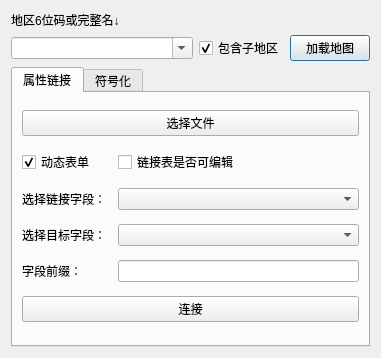
Before: the Qt Designer form quick_mapping_dialog_base.ui in DeadPoetSpoon/QuickMapping, drawn with Qt 5.
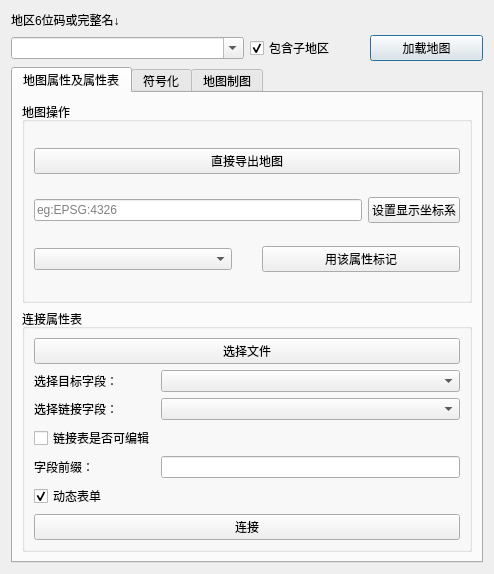
After: the same form once the commit is applied. The open tabs and pages were chosen to show the change.

Commit message: 作业完成,但是插件之路漫漫

```diff
--- a/quick_mapping_dialog_base.ui
+++ b/quick_mapping_dialog_base.ui
@@ -6,21 +6,18 @@
    <rect>
     <x>0</x>
     <y>0</y>
-    <width>381</width>
-    <height>358</height>
+    <width>494</width>
+    <height>574</height>
    </rect>
   </property>
   <property name="windowTitle">
    <string>快速制图</string>
   </property>
   <layout class="QGridLayout" name="gridLayout">
-   <item row="1" column="2">
-    <widget class="QCheckBox" name="cb_include">
+   <item row="0" column="0">
+    <widget class="QLabel" name="label_3">
      <property name="text">
-      <string>包含子地区</string>
-     </property>
-     <property name="checked">
-      <bool>true</bool>
+      <string>地区6位码或完整名↓</string>
      </property>
     </widget>
    </item>
@@ -34,6 +31,16 @@
      </property>
     </widget>
    </item>
+   <item row="1" column="2">
+    <widget class="QCheckBox" name="cb_include">
+     <property name="text">
+      <string>包含子地区</string>
+     </property>
+     <property name="checked">
+      <bool>true</bool>
+     </property>
+    </widget>
+   </item>
    <item row="1" column="0" colspan="2">
     <widget class="QComboBox" name="cbb_search">
      <property name="editable">
@@ -44,44 +51,109 @@
    <item row="2" column="0" colspan="4">
     <widget class="QTabWidget" name="tabWidget">
      <property name="currentIndex">
-      <number>1</number>
+      <number>0</number>
      </property>
      <widget class="QWidget" name="attr">
       <attribute name="title">
-       <string>属性链接</string>
+       <string>地图属性及属性表</string>
       </attribute>
+      <layout class="QVBoxLayout" name="verticalLayout">
+       <item>
+        <widget class="QGroupBox" name="groupBox_2">
+         <property name="title">
+          <string>地图操作</string>
+         </property>
       <layout class="QGridLayout" name="gridLayout_2">
-       <item row="4" column="2">
-        <widget class="QComboBox" name="cbb_targetfield"/>
-       </item>
-       <item row="3" column="0">
+          <item row="1" column="0">
+           <widget class="QLineEdit" name="le_CRS">
+            <property name="placeholderText">
+             <string>eg:EPSG:4326</string>
+            </property>
+           </widget>
+          </item>
+          <item row="1" column="1">
+           <widget class="QPushButton" name="pb_setCRS">
+            <property name="text">
+             <string>设置显示坐标系</string>
+            </property>
+           </widget>
+          </item>
+          <item row="2" column="0" colspan="2">
+           <layout class="QHBoxLayout" name="horizontalLayout">
+            <property name="spacing">
+             <number>30</number>
+            </property>
+            <item>
+             <widget class="QComboBox" name="cbb_labelingfield">
+              <property name="sizeAdjustPolicy">
+               <enum>QComboBox::AdjustToContents</enum>
+              </property>
+             </widget>
+            </item>
+            <item>
+             <widget class="QPushButton" name="pb_labeling">
+              <property name="text">
+               <string>用该属性标记</string>
+              </property>
+             </widget>
+            </item>
+           </layout>
+          </item>
+          <item row="0" column="0" colspan="2">
+           <widget class="QPushButton" name="pb_exportD">
+            <property name="text">
+             <string>直接导出地图</string>
+            </property>
+           </widget>
+          </item>
+         </layout>
+        </widget>
+       </item>
+       <item>
+        <widget class="QGroupBox" name="groupBox">
+         <property name="title">
+          <string>连接属性表</string>
+         </property>
+         <layout class="QGridLayout" name="gridLayout_4">
+          <item row="1" column="1">
+           <widget class="QComboBox" name="cbb_targetfield">
+            <property name="sizeAdjustPolicy">
+             <enum>QComboBox::AdjustToContents</enum>
+            </property>
+           </widget>
+          </item>
+          <item row="2" column="0">
         <widget class="QLabel" name="l_joinlayerField">
          <property name="text">
           <string>选择链接字段：</string>
          </property>
         </widget>
        </item>
-       <item row="5" column="2">
-        <widget class="QLineEdit" name="le_pre"/>
-       </item>
-       <item row="4" column="0">
+          <item row="3" column="0">
+           <widget class="QCheckBox" name="cb_editable">
+            <property name="text">
+             <string>链接表是否可编辑</string>
+            </property>
+            <property name="checked">
+             <bool>false</bool>
+            </property>
+           </widget>
+          </item>
+          <item row="6" column="0" colspan="2">
+           <widget class="QPushButton" name="pb_joinattr">
+            <property name="text">
+             <string>连接</string>
+            </property>
+           </widget>
+          </item>
+          <item row="1" column="0">
         <widget class="QLabel" name="label_2">
          <property name="text">
           <string>选择目标字段：</string>
          </property>
         </widget>
        </item>
-       <item row="0" column="0" colspan="3">
-        <widget class="QPushButton" name="pb_join">
-         <property name="text">
-          <string>选择文件</string>
-         </property>
-        </widget>
-       </item>
-       <item row="3" column="2">
-        <widget class="QComboBox" name="cbb_joinfield"/>
-       </item>
-       <item row="1" column="0">
+          <item row="5" column="0">
         <widget class="QCheckBox" name="cb_dynamic">
          <property name="text">
           <string>动态表单</string>
@@ -91,28 +163,31 @@
          </property>
         </widget>
        </item>
-       <item row="5" column="0">
+          <item row="4" column="0">
         <widget class="QLabel" name="label">
          <property name="text">
           <string>字段前缀：</string>
          </property>
         </widget>
        </item>
-       <item row="1" column="2">
-        <widget class="QCheckBox" name="cb_editable">
-         <property name="text">
-          <string>链接表是否可编辑</string>
-         </property>
-         <property name="checked">
-          <bool>false</bool>
-         </property>
-        </widget>
-       </item>
-       <item row="6" column="0" colspan="3">
-        <widget class="QPushButton" name="pb_joinattr">
+          <item row="4" column="1">
+           <widget class="QLineEdit" name="le_pre"/>
+          </item>
+          <item row="2" column="1">
+           <widget class="QComboBox" name="cbb_joinfield">
+            <property name="sizeAdjustPolicy">
+             <enum>QComboBox::AdjustToContents</enum>
+            </property>
+           </widget>
+          </item>
+          <item row="0" column="0" colspan="2">
+           <widget class="QPushButton" name="pb_join">
          <property name="text">
-          <string>连接</string>
-         </property>
+             <string>选择文件</string>
+            </property>
+           </widget>
+          </item>
+         </layout>
         </widget>
        </item>
       </layout>
@@ -121,27 +196,95 @@
       <attribute name="title">
        <string>符号化</string>
       </attribute>
-      <widget class="QPushButton" name="pb_single">
+      <layout class="QGridLayout" name="gridLayout_3">
+       <item row="1" column="0">
+        <widget class="QPushButton" name="pb_symbolize">
+         <property name="text">
+          <string>设置属性</string>
+         </property>
+        </widget>
+       </item>
+       <item row="0" column="0">
+        <widget class="QScrollArea" name="sa_symbolize">
+         <property name="frameShape">
+          <enum>QFrame::Box</enum>
+         </property>
+         <property name="frameShadow">
+          <enum>QFrame::Raised</enum>
+         </property>
+         <property name="widgetResizable">
+          <bool>true</bool>
+         </property>
+         <widget class="QWidget" name="scrollAreaWidgetContents">
        <property name="geometry">
         <rect>
          <x>0</x>
          <y>0</y>
-         <width>351</width>
-         <height>28</height>
-        </rect>
-       </property>
-       <property name="text">
-        <string>简单填充</string>
-       </property>
-      </widget>
+            <width>440</width>
+            <height>406</height>
+           </rect>
+          </property>
      </widget>
     </widget>
    </item>
+      </layout>
+     </widget>
+     <widget class="QWidget" name="mapcaven">
+      <attribute name="title">
+       <string>地图制图</string>
+      </attribute>
+      <layout class="QGridLayout" name="gridLayout_5">
    <item row="0" column="0">
-    <widget class="QLabel" name="label_3">
+        <widget class="QLabel" name="label_4">
      <property name="text">
-      <string>地区6位码或完整名↓</string>
-     </property>
+          <string>打印布局名:</string>
+         </property>
+        </widget>
+       </item>
+       <item row="0" column="1">
+        <widget class="QLineEdit" name="le_layoutname">
+         <property name="placeholderText">
+          <string>请输入打印布局名</string>
+         </property>
+        </widget>
+       </item>
+       <item row="1" column="0">
+        <widget class="QCheckBox" name="cb_mapname">
+         <property name="text">
+          <string>是否添加图名</string>
+         </property>
+        </widget>
+       </item>
+       <item row="1" column="1">
+        <widget class="QLineEdit" name="le_mapname">
+         <property name="placeholderText">
+          <string>请输入图名</string>
+         </property>
+        </widget>
+       </item>
+       <item row="2" column="0">
+        <widget class="QCheckBox" name="cb_scale">
+         <property name="text">
+          <string>是否添加比例尺</string>
+         </property>
+        </widget>
+       </item>
+       <item row="3" column="0">
+        <widget class="QCheckBox" name="cb_legend">
+         <property name="text">
+          <string>是否添加图例</string>
+         </property>
+        </widget>
+       </item>
+       <item row="4" column="0">
+        <widget class="QPushButton" name="pb_createlayout">
+         <property name="text">
+          <string>确定</string>
+         </property>
+        </widget>
+       </item>
+      </layout>
+     </widget>
     </widget>
    </item>
   </layout>
```
Lines whose indentation alone changed are shown as unchanged. The commit also changes 2 other files.
